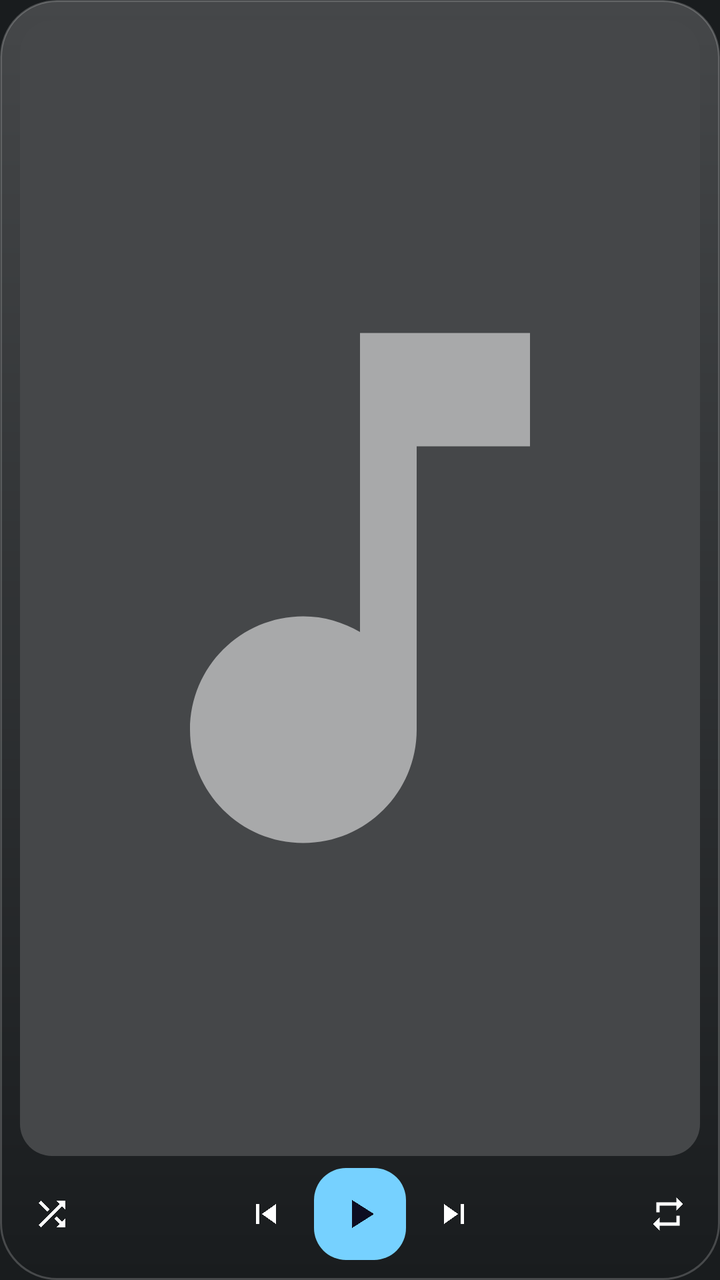
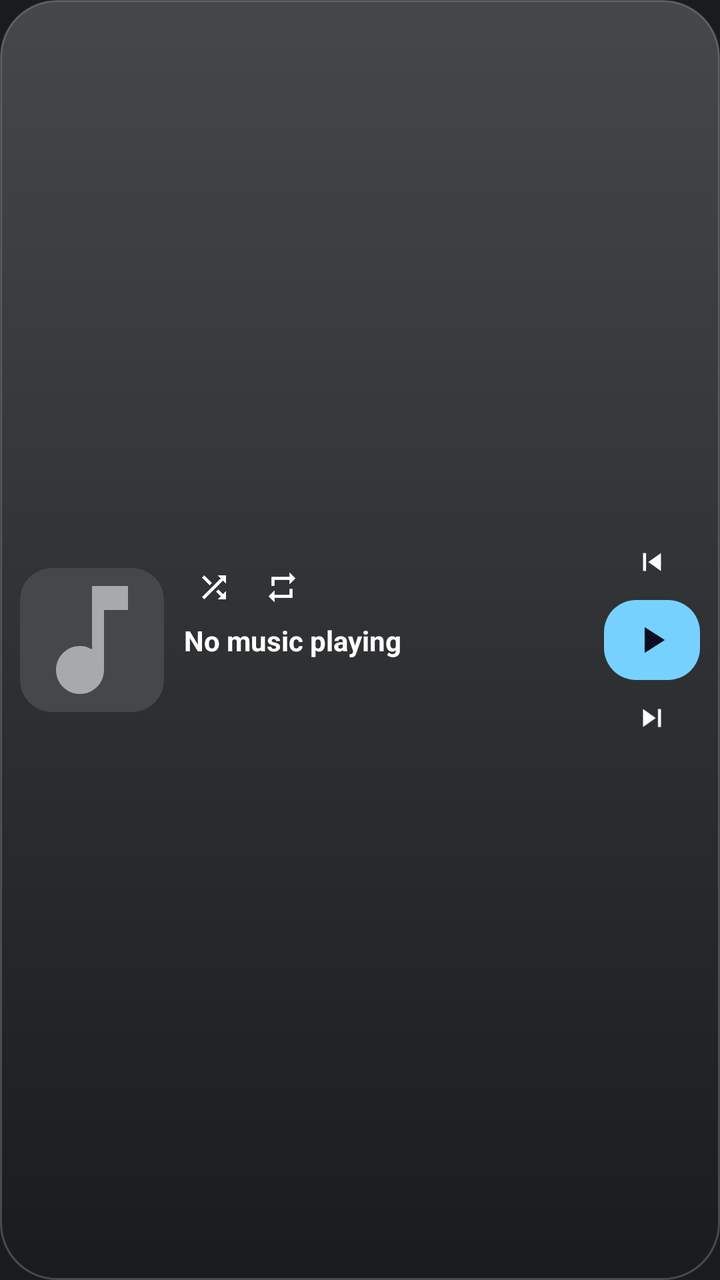

Two renders of the same Android screen: before a commit and after it. Below are the layout's source before the change and the commit's diff.
<!-- AndroidManifest.xml: application theme android:Theme.DeviceDefault -->
<!-- res/layout/widget_music.xml -->
<?xml version="1.0" encoding="utf-8"?>
<LinearLayout xmlns:android="http://schemas.android.com/apk/res/android"
    android:id="@+id/widgetRoot"
    android:layout_width="match_parent"
    android:layout_height="match_parent"
    android:background="@drawable/widget_bg"
    android:orientation="vertical"
    android:padding="10dp"
    android:baselineAligned="false">

    
    <LinearLayout
        android:layout_width="match_parent"
        android:layout_height="0dp"
        android:layout_weight="1"
        android:orientation="horizontal"
        android:gravity="center_vertical"
        android:baselineAligned="false">

        <ImageView
            android:id="@+id/albumArt"
            android:layout_width="wrap_content"
            android:layout_height="match_parent"
            android:adjustViewBounds="true"
            android:maxHeight="110dp"
            android:minWidth="48dp"
            android:scaleType="fitCenter"
            android:background="@drawable/album_art_bg"
            android:src="@drawable/ic_music_note"/>

        <LinearLayout
            android:layout_width="0dp"
            android:layout_height="wrap_content"
            android:layout_weight="1"
            android:layout_marginStart="12dp"
            android:layout_marginEnd="6dp"
            android:orientation="vertical"
            android:gravity="center_vertical">

            <TextView
                android:id="@+id/songTitle"
                android:layout_width="match_parent"
                android:layout_height="wrap_content"
                android:text="No music playing"
                android:textColor="#FFFFFFFF"
                android:textSize="15sp"
                android:textStyle="bold"
                android:maxLines="1"
                android:ellipsize="end"
                android:autoSizeTextType="uniform"
                android:autoSizeMinTextSize="10sp"
                android:autoSizeMaxTextSize="15sp"/>

            <TextView
                android:id="@+id/artistName"
                android:layout_width="match_parent"
                android:layout_height="wrap_content"
                android:text=""
                android:textColor="#B3FFFFFF"
                android:textSize="11sp"
                android:maxLines="1"
                android:ellipsize="end"
                android:autoSizeTextType="uniform"
                android:autoSizeMinTextSize="9sp"
                android:autoSizeMaxTextSize="11sp"/>

            <ProgressBar
                android:id="@+id/songProgress"
                style="?android:attr/progressBarStyleHorizontal"
                android:layout_width="match_parent"
                android:layout_height="12dp"
                android:layout_marginTop="5dp"
                android:minHeight="12dp"
                android:maxHeight="12dp"
                android:max="100"
                android:progress="0"
                android:progressDrawable="@drawable/wave_progress"/>

        </LinearLayout>

    </LinearLayout>

    
    <LinearLayout
        android:layout_width="match_parent"
        android:layout_height="wrap_content"
        android:layout_marginTop="6dp"
        android:orientation="horizontal"
        android:gravity="center_vertical"
        android:baselineAligned="false">

        <ImageView
            android:id="@+id/btnShuffle"
            android:layout_width="32dp"
            android:layout_height="32dp"
            android:src="@drawable/ic_shuffle"
            android:scaleType="centerInside"
            android:padding="6dp"/>

        <View
            android:layout_width="0dp"
            android:layout_height="1dp"
            android:layout_weight="1"/>

        <ImageView
            android:id="@+id/btnPrev"
            android:layout_width="38dp"
            android:layout_height="38dp"
            android:src="@drawable/ic_skip_previous"
            android:background="@drawable/btn_round_bg"
            android:scaleType="centerInside"
            android:padding="9dp"/>

        <ImageView
            android:id="@+id/btnPlayPause"
            android:layout_width="46dp"
            android:layout_height="46dp"
            android:src="@drawable/ic_play"
            android:background="@drawable/play_btn_bg"
            android:scaleType="centerInside"
            android:padding="11dp"
            android:layout_marginStart="5dp"
            android:layout_marginEnd="5dp"/>

        <ImageView
            android:id="@+id/btnNext"
            android:layout_width="38dp"
            android:layout_height="38dp"
            android:src="@drawable/ic_skip_next"
            android:background="@drawable/btn_round_bg"
            android:scaleType="centerInside"
            android:padding="9dp"/>

        <View
            android:layout_width="0dp"
            android:layout_height="1dp"
            android:layout_weight="1"/>

        <ImageView
            android:id="@+id/btnRepeat"
            android:layout_width="32dp"
            android:layout_height="32dp"
            android:src="@drawable/ic_repeat"
            android:scaleType="centerInside"
            android:padding="6dp"/>

    </LinearLayout>

</LinearLayout>
<!-- resources referenced by this layout -->
<resources>
  <!-- drawable album_art_bg (drawable) -->
  <?xml version="1.0" encoding="utf-8"?>
  <shape xmlns:android="http://schemas.android.com/apk/res/android">
      <solid android:color="#33FFFFFF"/>
      <corners android:radius="16dp"/>
  </shape>
  <!-- drawable btn_round_bg (drawable) -->
  <?xml version="1.0" encoding="utf-8"?>
  <shape xmlns:android="http://schemas.android.com/apk/res/android"
      android:shape="oval">
      <solid android:color="#18FFFFFF"/>
  </shape>
  <!-- drawable ic_play (drawable) -->
  <vector xmlns:android="http://schemas.android.com/apk/res/android"
      android:width="24dp" android:height="24dp"
      android:viewportWidth="24" android:viewportHeight="24">
      <path android:fillColor="#FF0D0D22"
          android:pathData="M8,5v14l11,-7z"/>
  </vector>
  <!-- drawable ic_skip_next (drawable) -->
  <vector xmlns:android="http://schemas.android.com/apk/res/android"
      android:width="24dp" android:height="24dp"
      android:viewportWidth="24" android:viewportHeight="24">
      <path android:fillColor="#FFFFFFFF"
          android:pathData="M6,18l8.5,-6L6,6v12zM16,6v12h2V6h-2z"/>
  </vector>
  <!-- drawable ic_skip_previous (drawable) -->
  <vector xmlns:android="http://schemas.android.com/apk/res/android"
      android:width="24dp" android:height="24dp"
      android:viewportWidth="24" android:viewportHeight="24">
      <path android:fillColor="#FFFFFFFF"
          android:pathData="M6,6h2v12H6zM9.5,12l8.5,6V6z"/>
  </vector>
  <!-- drawable play_btn_bg (drawable) -->
  <?xml version="1.0" encoding="utf-8"?>
  <shape xmlns:android="http://schemas.android.com/apk/res/android">
      <solid android:color="#FFFFFFFF"/>
      <corners android:radius="16dp"/>
  </shape>
  <!-- drawable wave_progress (drawable) -->
  <?xml version="1.0" encoding="utf-8"?>
  <layer-list xmlns:android="http://schemas.android.com/apk/res/android">
      <item
          android:id="@android:id/background"
          android:drawable="@drawable/ic_wave_line_dim"/>
      <item android:id="@android:id/progress">
          <clip
              android:clipOrientation="horizontal"
              android:gravity="left"
              android:drawable="@drawable/ic_wave_line"/>
      </item>
  </layer-list>
  <!-- drawable widget_bg (drawable) -->
  <?xml version="1.0" encoding="utf-8"?>
  <shape xmlns:android="http://schemas.android.com/apk/res/android">
      <solid android:color="#E61A1B1F"/>
      <corners android:radius="28dp"/>
      <stroke
          android:width="1dp"
          android:color="#26FFFFFF"/>
  </shape>
  <!-- drawable ic_wave_line_dim (drawable) -->
  <vector xmlns:android="http://schemas.android.com/apk/res/android"
      android:width="240dp"
      android:height="12dp"
      android:viewportWidth="240"
      android:viewportHeight="12">
      <path
          android:strokeColor="#33FFFFFF"
          android:strokeWidth="2.4"
          android:strokeLineCap="round"
          android:strokeLineJoin="round"
          android:pathData="M0,6 C7.5,0 22.5,0 30,6 C37.5,12 52.5,12 60,6 C67.5,0 82.5,0 90,6 C97.5,12 112.5,12 120,6 C127.5,0 142.5,0 150,6 C157.5,12 172.5,12 180,6 C187.5,0 202.5,0 210,6 C217.5,12 232.5,12 240,6"
          android:fillColor="#00000000"/>
  </vector>
  <!-- drawable ic_wave_line (drawable) -->
  <vector xmlns:android="http://schemas.android.com/apk/res/android"
      android:width="240dp"
      android:height="12dp"
      android:viewportWidth="240"
      android:viewportHeight="12">
      <path
          android:strokeColor="#FFFFFFFF"
          android:strokeWidth="2.4"
          android:strokeLineCap="round"
          android:strokeLineJoin="round"
          android:pathData="M0,6 C7.5,0 22.5,0 30,6 C37.5,12 52.5,12 60,6 C67.5,0 82.5,0 90,6 C97.5,12 112.5,12 120,6 C127.5,0 142.5,0 150,6 C157.5,12 172.5,12 180,6 C187.5,0 202.5,0 210,6 C217.5,12 232.5,12 240,6"
          android:fillColor="#00000000"/>
  </vector>
  <!-- unchanged entries left out for length: 3 -->
</resources>

<!-- the commit's change to res/layout/widget_music.xml (unified diff, before → after) -->
@@ -4,145 +4,121 @@
     android:layout_width="match_parent"
     android:layout_height="match_parent"
     android:background="@drawable/widget_bg"
-    android:orientation="vertical"
+    android:orientation="horizontal"
     android:padding="10dp"
-    android:baselineAligned="false">
+    android:gravity="center_vertical">
+
+    
+    <ImageView
+        android:id="@+id/albumArt"
+        android:layout_width="72dp"
+        android:layout_height="72dp"
+        android:scaleType="centerCrop"
+        android:background="@drawable/album_art_bg"
+        android:src="@drawable/ic_music_note"/>
 
     
     <LinearLayout
-        android:layout_width="match_parent"
-        android:layout_height="0dp"
+        android:layout_width="0dp"
+        android:layout_height="wrap_content"
         android:layout_weight="1"
-        android:orientation="horizontal"
-        android:gravity="center_vertical"
-        android:baselineAligned="false">
+        android:layout_marginStart="10dp"
+        android:layout_marginEnd="6dp"
+        android:orientation="vertical"
+        android:gravity="center_vertical">
+
+        <LinearLayout
+            android:layout_width="wrap_content"
+            android:layout_height="wrap_content"
+            android:orientation="horizontal"
+            android:gravity="center_vertical">
+
+            <ImageView
+                android:id="@+id/btnShuffle"
+                android:layout_width="30dp"
+                android:layout_height="30dp"
+                android:src="@drawable/ic_shuffle"
+                android:scaleType="centerInside"
+                android:padding="6dp"/>
+
+            <ImageView
+                android:id="@+id/btnRepeat"
+                android:layout_width="30dp"
+                android:layout_height="30dp"
+                android:layout_marginStart="4dp"
+                android:src="@drawable/ic_repeat"
+                android:scaleType="centerInside"
+                android:padding="6dp"/>
+
+        </LinearLayout>
+
+        <TextView
+            android:id="@+id/songTitle"
+            android:layout_width="match_parent"
+            android:layout_height="wrap_content"
+            android:layout_marginTop="2dp"
+            android:text="No music playing"
+            android:textColor="#FFFFFFFF"
+            android:textSize="14sp"
+            android:textStyle="bold"
+            android:maxLines="1"
+            android:ellipsize="end"/>
+
+        <TextView
+            android:id="@+id/artistName"
+            android:layout_width="match_parent"
+            android:layout_height="wrap_content"
+            android:text=""
+            android:textColor="#B3FFFFFF"
+            android:textSize="11sp"
+            android:maxLines="1"
+            android:ellipsize="end"/>
 
         <ImageView
-            android:id="@+id/albumArt"
-            android:layout_width="wrap_content"
-            android:layout_height="match_parent"
-            android:adjustViewBounds="true"
-            android:maxHeight="110dp"
-            android:minWidth="48dp"
-            android:scaleType="fitCenter"
-            android:background="@drawable/album_art_bg"
-            android:src="@drawable/ic_music_note"/>
-
-        <LinearLayout
-            android:layout_width="0dp"
-            android:layout_height="wrap_content"
-            android:layout_weight="1"
-            android:layout_marginStart="12dp"
-            android:layout_marginEnd="6dp"
-            android:orientation="vertical"
-            android:gravity="center_vertical">
-
-            <TextView
-                android:id="@+id/songTitle"
-                android:layout_width="match_parent"
-                android:layout_height="wrap_content"
-                android:text="No music playing"
-                android:textColor="#FFFFFFFF"
-                android:textSize="15sp"
-                android:textStyle="bold"
-                android:maxLines="1"
-                android:ellipsize="end"
-                android:autoSizeTextType="uniform"
-                android:autoSizeMinTextSize="10sp"
-                android:autoSizeMaxTextSize="15sp"/>
-
-            <TextView
-                android:id="@+id/artistName"
-                android:layout_width="match_parent"
-                android:layout_height="wrap_content"
-                android:text=""
-                android:textColor="#B3FFFFFF"
-                android:textSize="11sp"
-                android:maxLines="1"
-                android:ellipsize="end"
-                android:autoSizeTextType="uniform"
-                android:autoSizeMinTextSize="9sp"
-                android:autoSizeMaxTextSize="11sp"/>
-
-            <ProgressBar
-                android:id="@+id/songProgress"
-                style="?android:attr/progressBarStyleHorizontal"
-                android:layout_width="match_parent"
-                android:layout_height="12dp"
-                android:layout_marginTop="5dp"
-                android:minHeight="12dp"
-                android:maxHeight="12dp"
-                android:max="100"
-                android:progress="0"
-                android:progressDrawable="@drawable/wave_progress"/>
-
-        </LinearLayout>
+            android:id="@+id/songProgress"
+            android:layout_width="match_parent"
+            android:layout_height="12dp"
+            android:layout_marginTop="5dp"
+            android:scaleType="fitXY"
+            android:contentDescription="Progreso"/>
 
     </LinearLayout>
 
     
     <LinearLayout
-        android:layout_width="match_parent"
+        android:layout_width="48dp"
         android:layout_height="wrap_content"
-        android:layout_marginTop="6dp"
-        android:orientation="horizontal"
-        android:gravity="center_vertical"
-        android:baselineAligned="false">
-
-        <ImageView
-            android:id="@+id/btnShuffle"
-            android:layout_width="32dp"
-            android:layout_height="32dp"
-            android:src="@drawable/ic_shuffle"
-            android:scaleType="centerInside"
-            android:padding="6dp"/>
-
-        <View
-            android:layout_width="0dp"
-            android:layout_height="1dp"
-            android:layout_weight="1"/>
+        android:orientation="vertical"
+        android:gravity="center">
 
         <ImageView
             android:id="@+id/btnPrev"
-            android:layout_width="38dp"
-            android:layout_height="38dp"
+            android:layout_width="48dp"
+            android:layout_height="32dp"
             android:src="@drawable/ic_skip_previous"
             android:background="@drawable/btn_round_bg"
+            android:scaleType="centerInside"
+            android:padding="7dp"/>
+
+        <ImageView
+            android:id="@+id/btnPlayPause"
+            android:layout_width="48dp"
+            android:layout_height="40dp"
+            android:layout_marginTop="3dp"
+            android:src="@drawable/ic_play"
+            android:background="@drawable/play_btn_bg"
             android:scaleType="centerInside"
             android:padding="9dp"/>
 
         <ImageView
-            android:id="@+id/btnPlayPause"
-            android:layout_width="46dp"
-            android:layout_height="46dp"
-            android:src="@drawable/ic_play"
-            android:background="@drawable/play_btn_bg"
-            android:scaleType="centerInside"
-            android:padding="11dp"
-            android:layout_marginStart="5dp"
-            android:layout_marginEnd="5dp"/>
-
-        <ImageView
             android:id="@+id/btnNext"
-            android:layout_width="38dp"
-            android:layout_height="38dp"
+            android:layout_width="48dp"
+            android:layout_height="32dp"
+            android:layout_marginTop="3dp"
             android:src="@drawable/ic_skip_next"
             android:background="@drawable/btn_round_bg"
             android:scaleType="centerInside"
-            android:padding="9dp"/>
-
-        <View
-            android:layout_width="0dp"
-            android:layout_height="1dp"
-            android:layout_weight="1"/>
-
-        <ImageView
-            android:id="@+id/btnRepeat"
-            android:layout_width="32dp"
-            android:layout_height="32dp"
-            android:src="@drawable/ic_repeat"
-            android:scaleType="centerInside"
-            android:padding="6dp"/>
+            android:padding="7dp"/>
 
     </LinearLayout>
 
<!-- resource entries referenced after the edit -->
@@ -39,19 +39,6 @@
       <solid android:color="#FFFFFFFF"/>
       <corners android:radius="16dp"/>
   </shape>
-  <!-- drawable wave_progress (drawable) -->
-  <?xml version="1.0" encoding="utf-8"?>
-  <layer-list xmlns:android="http://schemas.android.com/apk/res/android">
-      <item
-          android:id="@android:id/background"
-          android:drawable="@drawable/ic_wave_line_dim"/>
-      <item android:id="@android:id/progress">
-          <clip
-              android:clipOrientation="horizontal"
-              android:gravity="left"
-              android:drawable="@drawable/ic_wave_line"/>
-      </item>
-  </layer-list>
   <!-- drawable widget_bg (drawable) -->
   <?xml version="1.0" encoding="utf-8"?>
   <shape xmlns:android="http://schemas.android.com/apk/res/android">
@@ -61,34 +48,6 @@
           android:width="1dp"
           android:color="#26FFFFFF"/>
   </shape>
-  <!-- drawable ic_wave_line_dim (drawable) -->
-  <vector xmlns:android="http://schemas.android.com/apk/res/android"
-      android:width="240dp"
-      android:height="12dp"
-      android:viewportWidth="240"
-      android:viewportHeight="12">
-      <path
-          android:strokeColor="#33FFFFFF"
-          android:strokeWidth="2.4"
-          android:strokeLineCap="round"
-          android:strokeLineJoin="round"
-          android:pathData="M0,6 C7.5,0 22.5,0 30,6 C37.5,12 52.5,12 60,6 C67.5,0 82.5,0 90,6 C97.5,12 112.5,12 120,6 C127.5,0 142.5,0 150,6 C157.5,12 172.5,12 180,6 C187.5,0 202.5,0 210,6 C217.5,12 232.5,12 240,6"
-          android:fillColor="#00000000"/>
-  </vector>
-  <!-- drawable ic_wave_line (drawable) -->
-  <vector xmlns:android="http://schemas.android.com/apk/res/android"
-      android:width="240dp"
-      android:height="12dp"
-      android:viewportWidth="240"
-      android:viewportHeight="12">
-      <path
-          android:strokeColor="#FFFFFFFF"
-          android:strokeWidth="2.4"
-          android:strokeLineCap="round"
-          android:strokeLineJoin="round"
-          android:pathData="M0,6 C7.5,0 22.5,0 30,6 C37.5,12 52.5,12 60,6 C67.5,0 82.5,0 90,6 C97.5,12 112.5,12 120,6 C127.5,0 142.5,0 150,6 C157.5,12 172.5,12 180,6 C187.5,0 202.5,0 210,6 C217.5,12 232.5,12 240,6"
-          android:fillColor="#00000000"/>
-  </vector>
   <!-- unchanged entries left out for length: 3 -->
 </resources>
 
